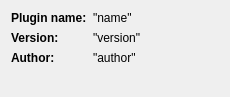
This is resources/forms/AboutPluginDesign.ui in einaru/luma as Qt 5 draws it before an edit. The edited form follows.
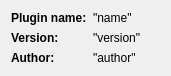
This is the edited form.

The edit to the form file:
```diff
--- a/resources/forms/AboutPluginDesign.ui
+++ b/resources/forms/AboutPluginDesign.ui
@@ -6,8 +6,8 @@
    <rect>
     <x>0</x>
     <y>0</y>
-    <width>230</width>
-    <height>97</height>
+    <width>171</width>
+    <height>75</height>
    </rect>
   </property>
   <property name="windowTitle">
```
Left out of the diff: 9 changed lines with no effect on the pictures.
